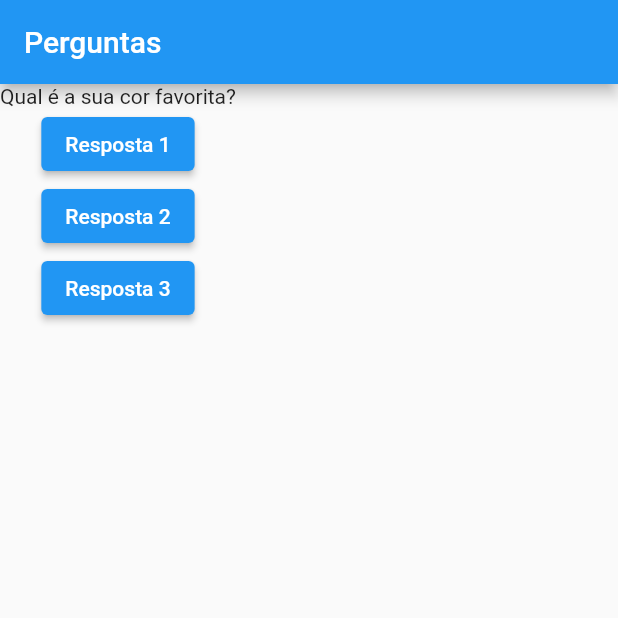
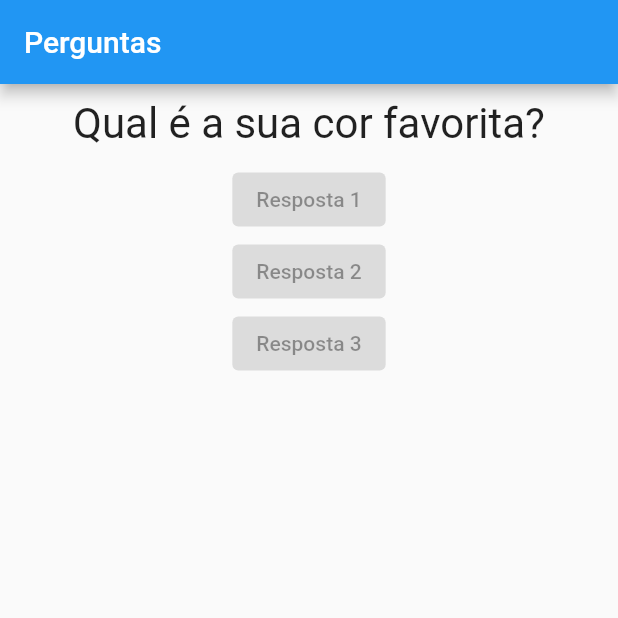
Before and after one commit to vandersonbfs/CursoFlutterUdemy, a Flutter app: the screen it shows after launch, on a phone screen of 412 x 824 dp, the top half of it. Run offline on Flutter 3.47's test engine with Material 2 defaults, Android fonts, the phone set to English and light mode, and no system bars.

```diff
--- a/primeiro_projeto/lib/main.dart
+++ b/primeiro_projeto/lib/main.dart
@@ -1,5 +1,6 @@
 import 'package:flutter/material.dart';
 import './questao.dart';
+import './resposta.dart';
 
 void main() => runApp(const PerguntaApp());
 
@@ -28,18 +29,9 @@ class _PerguntaAppState extends State<PerguntaApp> {
         body: Column(
           children: [
             Questao(perguntas[_perguntaSelecionada]),
-            ElevatedButton(
-              onPressed: _responder,
-              child: const Text('Resposta 1'),
-            ),
-            ElevatedButton(
-              onPressed: _responder,
-              child: const Text('Resposta 2'),
-            ),
-            ElevatedButton(
-              onPressed: _responder,
-              child: const Text('Resposta 3'),
-            ),
+            const Resposta('Resposta 1'),
+            const Resposta('Resposta 2'),
+            const Resposta('Resposta 3'),
           ],
         ),
       ),
--- a/primeiro_projeto/lib/questao.dart
+++ b/primeiro_projeto/lib/questao.dart
@@ -1,12 +1,21 @@
 import 'package:flutter/material.dart';
 
+//Criando outro componente
 class Questao extends StatelessWidget {
+  //Criando um construtor
   final String texto;
 
   const Questao(this.texto, {super.key});
 
   @override
   Widget build(BuildContext context) {
-    return Text(texto);
+    return Container(
+        width: double.infinity,
+        margin: EdgeInsets.all(10),
+        child: Text(
+          texto,
+          style: TextStyle(fontSize: 28),
+          textAlign: TextAlign.center,
+        ));
   }
 }
--- /dev/null
+++ b/primeiro_projeto/lib/resposta.dart
@@ -0,0 +1,15 @@
+import 'package:flutter/material.dart';
+
+class Resposta extends StatelessWidget {
+  final String texto;
+
+  const Resposta(this.texto, {super.key});
+
+  @override
+  Widget build(BuildContext context) {
+    return ElevatedButton(
+      onPressed: null,
+      child: Text(texto),
+    );
+  }
+}
```
